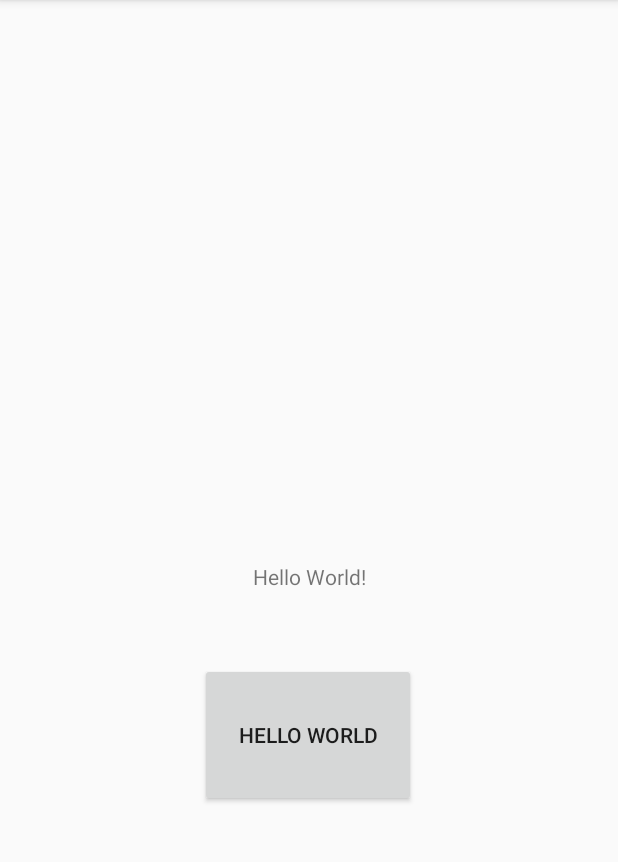
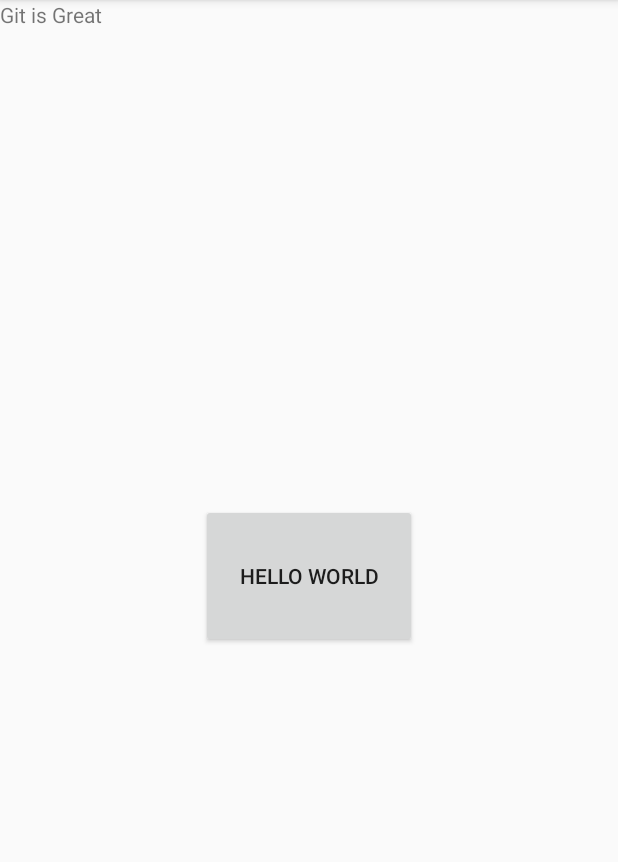
Before and after one commit to dylanj94/Android, an Android app: the screen it shows after launch (MainActivity), on a phone screen of 412 x 824 dp, the part 84-946 px from its top. Run offline under Robolectric (Android 15) with nearby library versions, the phone set to English and light mode, and no system bars.

```diff
--- a/app/src/main/res/layout/activity_main.xml
+++ b/app/src/main/res/layout/activity_main.xml
@@ -6,25 +6,23 @@
     android:layout_height="match_parent"
     tools:context=".MainActivity">
 
+    <Button
+        android:id="@+id/button"
+        android:layout_width="144dp"
+        android:layout_height="96dp"
+        android:text="Hello World"
+        app:layout_constraintBottom_toBottomOf="parent"
+        app:layout_constraintEnd_toEndOf="parent"
+        app:layout_constraintHorizontal_bias="0.5"
+        app:layout_constraintStart_toStartOf="parent"
+        app:layout_constraintTop_toTopOf="parent" />
+
     <TextView
         android:id="@+id/textView"
         android:layout_width="wrap_content"
         android:layout_height="wrap_content"
-        android:text="Hello World!"
-        app:layout_constraintBottom_toBottomOf="parent"
-        app:layout_constraintLeft_toLeftOf="parent"
-        app:layout_constraintRight_toRightOf="parent"
-        app:layout_constraintTop_toTopOf="parent" />
-
-    <Button
-        android:id="@+id/button"
-        android:layout_width="144dp"
-        android:layout_height="96dp"
-        android:layout_marginTop="48dp"
-        android:text="Hello World"
-        app:layout_constraintEnd_toEndOf="parent"
-        app:layout_constraintHorizontal_bias="0.498"
-        app:layout_constraintStart_toStartOf="parent"
-        app:layout_constraintTop_toBottomOf="@+id/textView" />
+        android:text="Git is Great"
+        tools:layout_editor_absoluteX="163dp"
+        tools:layout_editor_absoluteY="166dp" />
 
 </androidx.constraintlayout.widget.ConstraintLayout>
```
